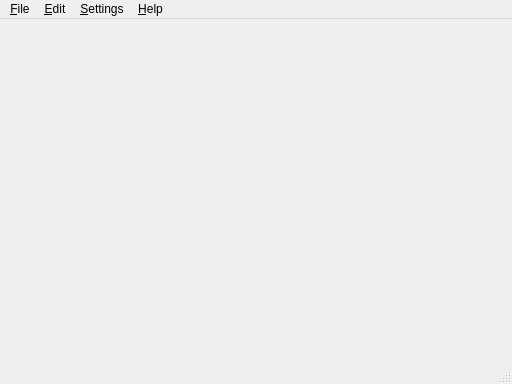
armyofevilrobots/reticulatus, file reticulatus/gui/reticulate_main.ui: the form before one commit.
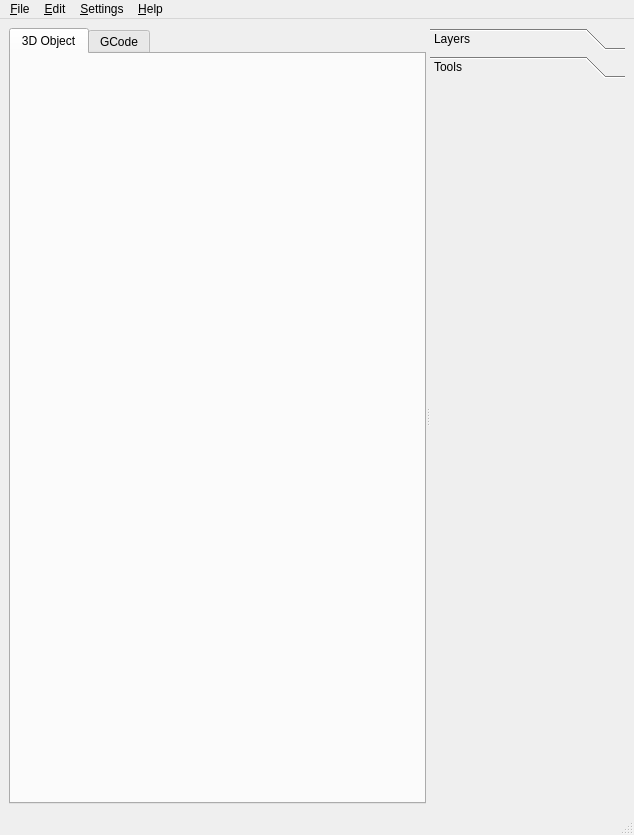
The form after the commit.

Commit message: Better UI, not integrated yet.

```diff
--- a/reticulatus/gui/reticulate_main.ui
+++ b/reticulatus/gui/reticulate_main.ui
@@ -6,8 +6,8 @@
    <rect>
     <x>0</x>
     <y>0</y>
-    <width>512</width>
-    <height>384</height>
+    <width>634</width>
+    <height>835</height>
    </rect>
   </property>
   <property name="sizePolicy">
@@ -26,14 +26,74 @@
    <string>MainWindow</string>
   </property>
   <widget class="QWidget" name="centralwidget">
-   <layout class="QGridLayout" name="gridLayout"/>
+   <layout class="QGridLayout" name="gridLayout">
+    <item row="0" column="0">
+     <widget class="QSplitter" name="splitter">
+      <property name="sizePolicy">
+       <sizepolicy hsizetype="Expanding" vsizetype="Expanding">
+        <horstretch>0</horstretch>
+        <verstretch>0</verstretch>
+       </sizepolicy>
+      </property>
+      <property name="orientation">
+       <enum>Qt::Horizontal</enum>
+      </property>
+      <widget class="QTabWidget" name="object_tabs">
+       <property name="currentIndex">
+        <number>0</number>
+       </property>
+       <widget class="QWidget" name="object_3d">
+        <attribute name="title">
+         <string>3D Object</string>
+        </attribute>
+       </widget>
+       <widget class="QWidget" name="gcode">
+        <attribute name="title">
+         <string>GCode</string>
+        </attribute>
+       </widget>
+      </widget>
+      <widget class="QToolBox" name="tool_box">
+       <property name="currentIndex">
+        <number>1</number>
+       </property>
+       <widget class="QWidget" name="layers">
+        <property name="geometry">
+         <rect>
+          <x>0</x>
+          <y>0</y>
+          <width>169</width>
+          <height>714</height>
+         </rect>
+        </property>
+        <attribute name="label">
+         <string>Layers</string>
+        </attribute>
+       </widget>
+       <widget class="QWidget" name="tools">
+        <property name="geometry">
+         <rect>
+          <x>0</x>
+          <y>0</y>
+          <width>169</width>
+          <height>714</height>
+         </rect>
+        </property>
+        <attribute name="label">
+         <string>Tools</string>
+        </attribute>
+       </widget>
+      </widget>
+     </widget>
+    </item>
+   </layout>
   </widget>
   <widget class="QMenuBar" name="menubar">
    <property name="geometry">
     <rect>
      <x>0</x>
      <y>0</y>
-     <width>512</width>
+     <width>634</width>
      <height>23</height>
     </rect>
    </property>
@@ -72,7 +132,14 @@
    <addaction name="menu_Settings"/>
    <addaction name="menu_Help"/>
   </widget>
-  <widget class="QStatusBar" name="statusbar"/>
+  <widget class="QStatusBar" name="statusbar">
+   <property name="enabled">
+    <bool>true</bool>
+   </property>
+   <property name="sizeGripEnabled">
+    <bool>true</bool>
+   </property>
+  </widget>
   <action name="action_file">
    <property name="text">
     <string>&amp;file</string>
```
The commit also changes 2 other files.
